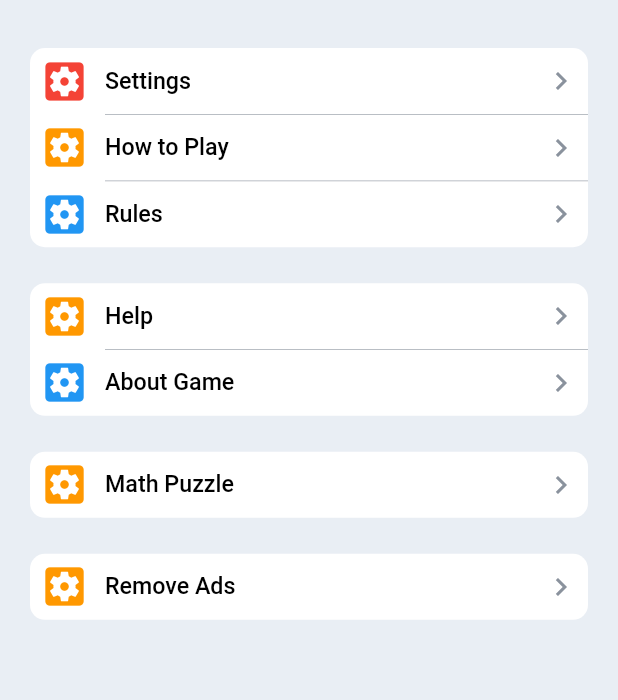
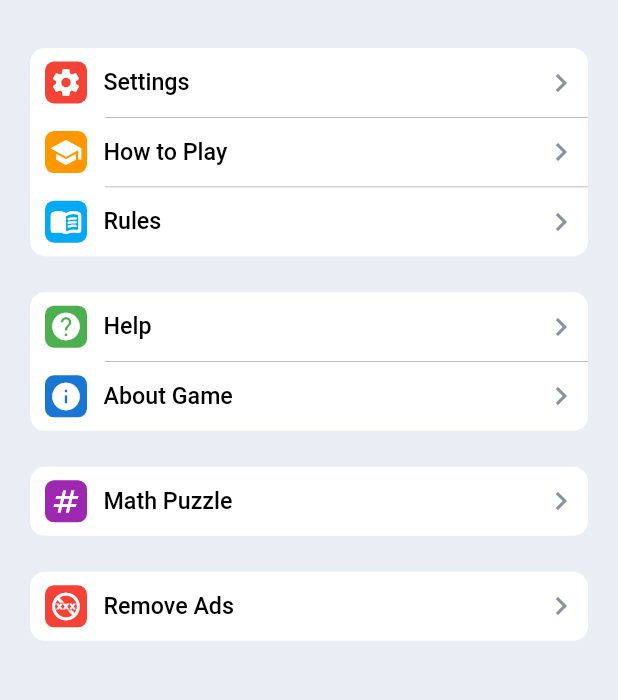
Before and after one commit to recepsenoglu/Flutter_Sudoku, a Flutter app: the OptionsScreen screen opened by its route, on a phone screen of 412 x 824 dp, the part 75-775 px from its top. Run offline on Flutter 3.47's test engine with Material 2 defaults, Android fonts, the phone set to English and light mode, and no system bars; our stand-ins replace shared_preferences; accounts and stored records are empty.

Commit message:
options screen icons changed

```diff
--- a/lib/screens/options_screen/options_screen.dart
+++ b/lib/screens/options_screen/options_screen.dart
@@ -42,7 +42,7 @@ class OptionsScreen extends StatelessWidget {
                       OptionWidget(
                         title: Strings.settings,
                         iconColor: Colors.red,
-                        iconData: Icons.settings_applications,
+                        iconData: Icons.settings,
                         onTap: () => Routes.goTo(
                           Routes.settingsScreen,
                           enableBack: true,
@@ -51,13 +51,13 @@ class OptionsScreen extends StatelessWidget {
                       OptionWidget(
                         title: Strings.howToPlay,
                         iconColor: Colors.orange,
-                        iconData: Icons.settings_applications,
+                        iconData: Icons.school,
                         onTap: () => null,
                       ),
                       OptionWidget(
                         title: Strings.rules,
-                        iconColor: Colors.blue,
-                        iconData: Icons.settings_applications,
+                        iconColor: Colors.lightBlue,
+                        iconData: Icons.menu_book_rounded,
                         onTap: () => null,
                       ),
                     ],
@@ -66,14 +66,14 @@ class OptionsScreen extends StatelessWidget {
                     options: [
                       OptionWidget(
                         title: Strings.help,
-                        iconColor: Colors.orange,
-                        iconData: Icons.settings_applications,
+                        iconColor: Colors.green,
+                        iconData: Icons.help,
                         onTap: () => null,
                       ),
                       OptionWidget(
                         title: Strings.aboutGame,
-                        iconColor: Colors.blue,
-                        iconData: Icons.settings_applications,
+                        iconColor: Colors.blue.shade700,
+                        iconData: Icons.info,
                         onTap: () => null,
                       ),
                     ],
@@ -82,8 +82,8 @@ class OptionsScreen extends StatelessWidget {
                     options: [
                       OptionWidget(
                         title: Strings.mathPuzzle,
-                        iconColor: Colors.orange,
-                        iconData: Icons.settings_applications,
+                        iconColor: Colors.purple,
+                        iconData: Icons.numbers,
                         onTap: () => null,
                       ),
                     ],
@@ -92,8 +92,8 @@ class OptionsScreen extends StatelessWidget {
                     options: [
                       OptionWidget(
                         title: Strings.removeAds,
-                        iconColor: Colors.orange,
-                        iconData: Icons.settings_applications,
+                        iconColor: Colors.red,
+                        iconData: Icons.no_adult_content_sharp,
                         onTap: () => null,
                       ),
                     ],
--- a/lib/widgets/option_widgets/option_widget.dart
+++ b/lib/widgets/option_widgets/option_widget.dart
@@ -1,4 +1,3 @@
-
 import 'package:flutter/material.dart';
 import 'package:flutter_sudoku/utils/app_colors.dart';
 import 'package:flutter_sudoku/utils/text_styles.dart';
@@ -22,14 +21,29 @@ class OptionWidget extends StatelessWidget {
     return InkWell(
       onTap: onTap,
       borderRadius: BorderRadius.circular(8),
+      child: Padding(
+        padding: const EdgeInsets.symmetric(vertical: 4),
         child: Row(
           children: [
-          Icon(
+            const SizedBox(width: 4),
+            Container(
+              width: 28,
+              height: 28,
+              padding: const EdgeInsets.all(3),
+              decoration: BoxDecoration(
+                color: iconColor,
+                borderRadius: BorderRadius.circular(6),
+              ),
+              child: Center(
+                child: FittedBox(
+                  child: Icon(
                     iconData,
-            size: 34,
-            color: iconColor,
+                    color: Colors.white,
                   ),
-          const SizedBox(width: 10),
+                ),
+              ),
+            ),
+            const SizedBox(width: 11),
             Text(
               title,
               style: AppTextStyles.optionButtonTitle,
@@ -41,6 +55,7 @@ class OptionWidget extends StatelessWidget {
             ),
           ],
         ),
+      ),
     );
   }
 }
```
Lines whose indentation alone changed are shown as unchanged.
